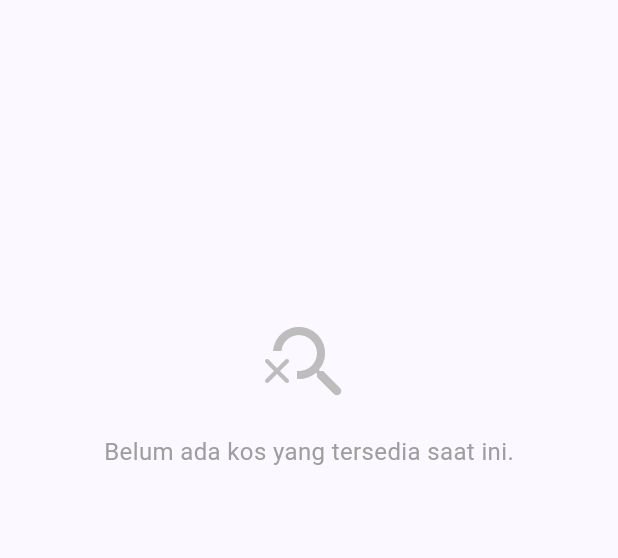
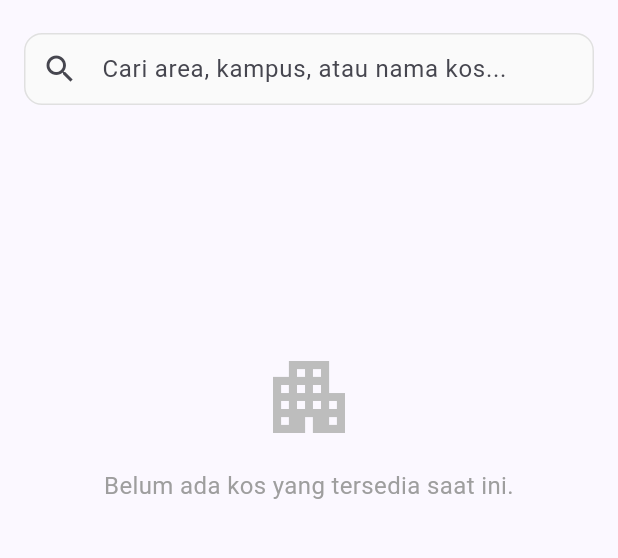
Before and after one commit to bagusmahadinata-lab/kosfinder, a Flutter app: the screen it shows after launch, on a phone screen of 412 x 824 dp, the part 63-621 px from its top. Run offline on Flutter 3.47's test engine with Material 3 defaults, Android fonts, the phone set to English and light mode, and no system bars; our stand-ins replace supabase_flutter; accounts and stored records are empty.

Commit message:
T04: pencarian teks area case-insensitive (US03-AC1)

```diff
--- a/lib/providers/kos_provider.dart
+++ b/lib/providers/kos_provider.dart
@@ -27,6 +27,12 @@ class KosProvider extends ChangeNotifier {
   double? get maxPrice => _maxPrice;
   List<String> get selectedFacilities => _selectedFacilities;
 
+  /// Menandakan apakah sedang menerapkan pencarian atau filter
+  bool get isSearchingOrFiltering =>
+      _searchArea.trim().isNotEmpty ||
+      (_maxPrice != null && _maxPrice! > 0) ||
+      _selectedFacilities.isNotEmpty;
+
   /// Memuat daftar kos aktif dari Supabase.
   Future<void> fetchActiveKos() async {
     _isLoading = true;
@@ -50,6 +56,7 @@ class KosProvider extends ChangeNotifier {
 
   /// Memperbarui kata kunci pencarian area.
   void setSearchArea(String query) {
+    if (_searchArea == query) return;
     _searchArea = query;
     fetchActiveKos();
   }
--- a/lib/screens/home_screen.dart
+++ b/lib/screens/home_screen.dart
@@ -5,7 +5,7 @@ import '../widgets/kos_card.dart';
 import 'about_screen.dart';
 import 'kos_detail_screen.dart';
 
-/// Halaman utama katalog kos publik pencari kos.
+/// Halaman utama katalog kos publik pencari kos dengan bilah pencarian teks area.
 class HomeScreen extends StatefulWidget {
   const HomeScreen({super.key});
 
@@ -14,13 +14,20 @@ class HomeScreen extends StatefulWidget {
 }
 
 class _HomeScreenState extends State<HomeScreen> {
+  final TextEditingController _searchController = TextEditingController();
+
   @override
   void initState() {
     super.initState();
-    // Memuat data kos setelah frame pertama
     WidgetsBinding.instance.addPostFrameCallback((_) {
       context.read<KosProvider>().fetchActiveKos();
     });
+  }
+
+  @override
+  void dispose() {
+    _searchController.dispose();
+    super.dispose();
   }
 
   @override
@@ -44,7 +51,51 @@ class _HomeScreenState extends State<HomeScreen> {
           ),
         ],
       ),
-      body: Consumer<KosProvider>(
+      body: Column(
+        children: [
+          // Bilah Pencarian Area (US03-AC1)
+          Padding(
+            padding: const EdgeInsets.fromLTRB(16, 8, 16, 8),
+            child: TextField(
+              controller: _searchController,
+              decoration: InputDecoration(
+                hintText: 'Cari area, kampus, atau nama kos...',
+                prefixIcon: const Icon(Icons.search),
+                suffixIcon: _searchController.text.isNotEmpty
+                    ? IconButton(
+                        icon: const Icon(Icons.clear),
+                        onPressed: () {
+                          _searchController.clear();
+                          context.read<KosProvider>().setSearchArea('');
+                          setState(() {});
+                        },
+                      )
+                    : null,
+                contentPadding: const EdgeInsets.symmetric(
+                  horizontal: 16,
+                  vertical: 12,
+                ),
+                border: OutlineInputBorder(
+                  borderRadius: BorderRadius.circular(12),
+                  borderSide: BorderSide(color: Colors.grey.shade300),
+                ),
+                enabledBorder: OutlineInputBorder(
+                  borderRadius: BorderRadius.circular(12),
+                  borderSide: BorderSide(color: Colors.grey.shade300),
+                ),
+                filled: true,
+                fillColor: Colors.grey.shade50,
+              ),
+              onChanged: (value) {
+                setState(() {});
+                context.read<KosProvider>().setSearchArea(value);
+              },
+            ),
+          ),
+
+          // Konten Katalog Kos
+          Expanded(
+            child: Consumer<KosProvider>(
               builder: (context, provider, child) {
                 // Kondisi 1: Sedang Memuat Data
                 if (provider.isLoading) {
@@ -84,30 +135,54 @@ class _HomeScreenState extends State<HomeScreen> {
                   );
                 }
 
-          // Kondisi 3: Data Kos Kosong (US01-AC3)
+                // Kondisi 3: Data Kos Kosong (US01-AC3 & US03-AC3)
                 if (provider.isEmpty) {
+                  final isFiltered = provider.isSearchingOrFiltering;
                   return RefreshIndicator(
                     onRefresh: () => provider.fetchActiveKos(),
                     child: ListView(
                       physics: const AlwaysScrollableScrollPhysics(),
                       children: [
                         SizedBox(
-                    height: MediaQuery.of(context).size.height * 0.6,
+                          height: MediaQuery.of(context).size.height * 0.5,
                           child: Center(
+                            child: Padding(
+                              padding: const EdgeInsets.all(24.0),
                               child: Column(
                                 mainAxisAlignment: MainAxisAlignment.center,
                                 children: [
                                   Icon(
-                            Icons.search_off_rounded,
+                                    isFiltered
+                                        ? Icons.search_off_rounded
+                                        : Icons.apartment_outlined,
                                     size: 64,
                                     color: Colors.grey.shade400,
                                   ),
                                   const SizedBox(height: 16),
-                          const Text(
-                            'Belum ada kos yang tersedia saat ini.',
-                            style: TextStyle(fontSize: 16, color: Colors.grey),
+                                  Text(
+                                    isFiltered
+                                        ? 'Tidak ada kos yang cocok dengan kriteria pencarian Anda'
+                                        : 'Belum ada kos yang tersedia saat ini.',
+                                    textAlign: TextAlign.center,
+                                    style: const TextStyle(
+                                      fontSize: 16,
+                                      color: Colors.grey,
+                                    ),
+                                  ),
+                                  if (isFiltered) ...[
+                                    const SizedBox(height: 16),
+                                    OutlinedButton.icon(
+                                      onPressed: () {
+                                        _searchController.clear();
+                                        provider.resetFilters();
+                                        setState(() {});
+                                      },
+                                      icon: const Icon(Icons.clear_all),
+                                      label: const Text('Reset Pencarian'),
                                     ),
                                   ],
+                                ],
+                              ),
                             ),
                           ),
                         ),
@@ -140,6 +215,9 @@ class _HomeScreenState extends State<HomeScreen> {
                 );
               },
             ),
+          ),
+        ],
+      ),
     );
   }
 }
```
Also changed, not shown: 2 other files. Lines whose indentation alone changed are shown as unchanged.
